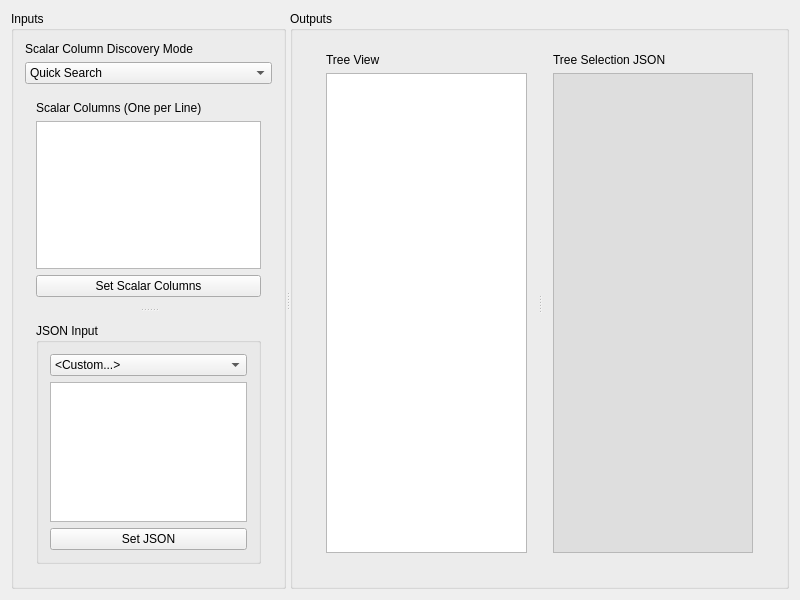
JKSH/QtDataTreeModels, file examples/jsonwidget.ui: the form before one commit.
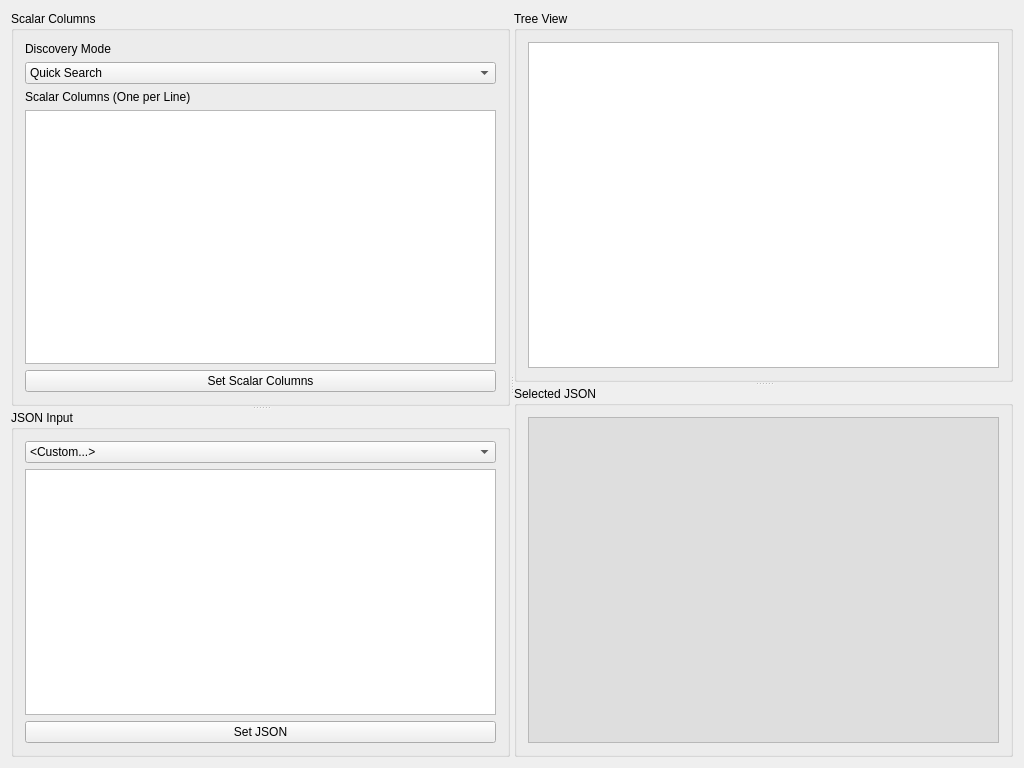
The form after the commit.

Commit message:
Rearrange example GUI
Reduce the number of components

```diff
--- a/examples/jsonwidget.ui
+++ b/examples/jsonwidget.ui
@@ -6,8 +6,8 @@
    <rect>
     <x>0</x>
     <y>0</y>
-    <width>800</width>
-    <height>600</height>
+    <width>1024</width>
+    <height>768</height>
    </rect>
   </property>
   <property name="windowTitle">
@@ -22,17 +22,19 @@
      <property name="childrenCollapsible">
       <bool>false</bool>
      </property>
-     <widget class="QGroupBox" name="groupBox">
+     <widget class="QSplitter" name="spl_left">
+      <property name="orientation">
+       <enum>Qt::Vertical</enum>
+      </property>
+      <widget class="QGroupBox" name="gb_scalarColumns">
       <property name="title">
-       <string>Inputs</string>
-      </property>
-      <layout class="QVBoxLayout" name="verticalLayout_3">
+        <string>Scalar Columns</string>
+       </property>
+       <layout class="QVBoxLayout" name="verticalLayout">
        <item>
-        <layout class="QVBoxLayout" name="verticalLayout_4">
-         <item>
-          <widget class="QLabel" name="label_3">
+         <widget class="QLabel" name="lb_discoveryMode">
            <property name="text">
-            <string>Scalar Column Discovery Mode</string>
+           <string>Discovery Mode</string>
            </property>
           </widget>
          </item>
@@ -58,27 +60,19 @@
            </item>
           </widget>
          </item>
-        </layout>
-       </item>
        <item>
-        <widget class="QSplitter" name="splitter">
-         <property name="orientation">
-          <enum>Qt::Vertical</enum>
-         </property>
-         <property name="childrenCollapsible">
-          <bool>false</bool>
-         </property>
-         <widget class="QWidget" name="verticalLayoutWidget">
-          <layout class="QVBoxLayout" name="verticalLayout">
-           <item>
-            <widget class="QLabel" name="label">
+         <widget class="QLabel" name="lb_scalarColumns">
              <property name="text">
               <string>Scalar Columns (One per Line)</string>
              </property>
             </widget>
            </item>
            <item>
-            <widget class="QTextEdit" name="te_scalarColumns"/>
+         <widget class="QTextEdit" name="te_scalarColumns">
+          <property name="acceptRichText">
+           <bool>false</bool>
+          </property>
+         </widget>
            </item>
            <item>
             <widget class="QPushButton" name="pb_setScalarColumns">
@@ -89,10 +83,7 @@
            </item>
           </layout>
          </widget>
-         <widget class="QWidget" name="verticalLayoutWidget_2">
-          <layout class="QVBoxLayout" name="verticalLayout_2">
-           <item>
-            <widget class="QGroupBox" name="groupBox_3">
+      <widget class="QGroupBox" name="gb_jsonInput">
              <property name="title">
               <string>JSON Input</string>
              </property>
@@ -107,7 +98,11 @@
                </widget>
               </item>
               <item>
-               <widget class="QTextEdit" name="te_json"/>
+         <widget class="QTextEdit" name="te_json">
+          <property name="acceptRichText">
+           <bool>false</bool>
+          </property>
+         </widget>
               </item>
               <item>
                <widget class="QPushButton" name="pb_setJson">
@@ -118,62 +113,30 @@
               </item>
              </layout>
             </widget>
-           </item>
-          </layout>
-         </widget>
-        </widget>
-       </item>
-      </layout>
-     </widget>
-     <widget class="QGroupBox" name="groupBox_2">
-      <property name="title">
-       <string>Outputs</string>
-      </property>
-      <layout class="QVBoxLayout" name="verticalLayout_7">
-       <item>
-        <widget class="QSplitter" name="splitter_5">
+     </widget>
+     <widget class="QSplitter" name="spl_right">
          <property name="orientation">
           <enum>Qt::Vertical</enum>
          </property>
-         <widget class="QWidget" name="verticalLayoutWidget_4">
-          <layout class="QVBoxLayout" name="verticalLayout_5">
-           <property name="topMargin">
-            <number>0</number>
-           </property>
-           <item>
-            <widget class="QSplitter" name="sp_treeView">
-             <property name="sizePolicy">
-              <sizepolicy hsizetype="Expanding" vsizetype="Expanding">
-               <horstretch>0</horstretch>
-               <verstretch>0</verstretch>
-              </sizepolicy>
-             </property>
-             <property name="orientation">
-              <enum>Qt::Horizontal</enum>
-             </property>
-             <widget class="QWidget" name="verticalLayoutWidget_3">
-              <layout class="QVBoxLayout" name="verticalLayout_8">
-               <item>
-                <widget class="QLabel" name="label_4">
-                 <property name="text">
+      <widget class="QGroupBox" name="gb_treeView">
+       <property name="title">
                   <string>Tree View</string>
                  </property>
-                </widget>
-               </item>
+       <layout class="QVBoxLayout" name="verticalLayout_11">
                <item>
-                <widget class="QTreeView" name="treeView"/>
+         <widget class="QTreeView" name="treeView">
+          <property name="alternatingRowColors">
+           <bool>false</bool>
+          </property>
+         </widget>
                </item>
               </layout>
              </widget>
-             <widget class="QWidget" name="verticalLayoutWidget_4">
-              <layout class="QVBoxLayout" name="verticalLayout_9">
-               <item>
-                <widget class="QLabel" name="label_6">
-                 <property name="text">
-                  <string>Tree Selection JSON</string>
-                 </property>
-                </widget>
-               </item>
+      <widget class="QGroupBox" name="gb_selection">
+       <property name="title">
+        <string>Selected JSON</string>
+       </property>
+       <layout class="QVBoxLayout" name="verticalLayout_13">
                <item>
                 <widget class="QTextEdit" name="ter_treeView">
                  <property name="palette">
@@ -226,13 +189,6 @@
                </item>
               </layout>
              </widget>
-            </widget>
-           </item>
-          </layout>
-         </widget>
-        </widget>
-       </item>
-      </layout>
      </widget>
     </widget>
    </item>
```
Left out of the diff: 8 changed lines with no effect on the pictures. Lines whose indentation alone changed are shown as unchanged.
